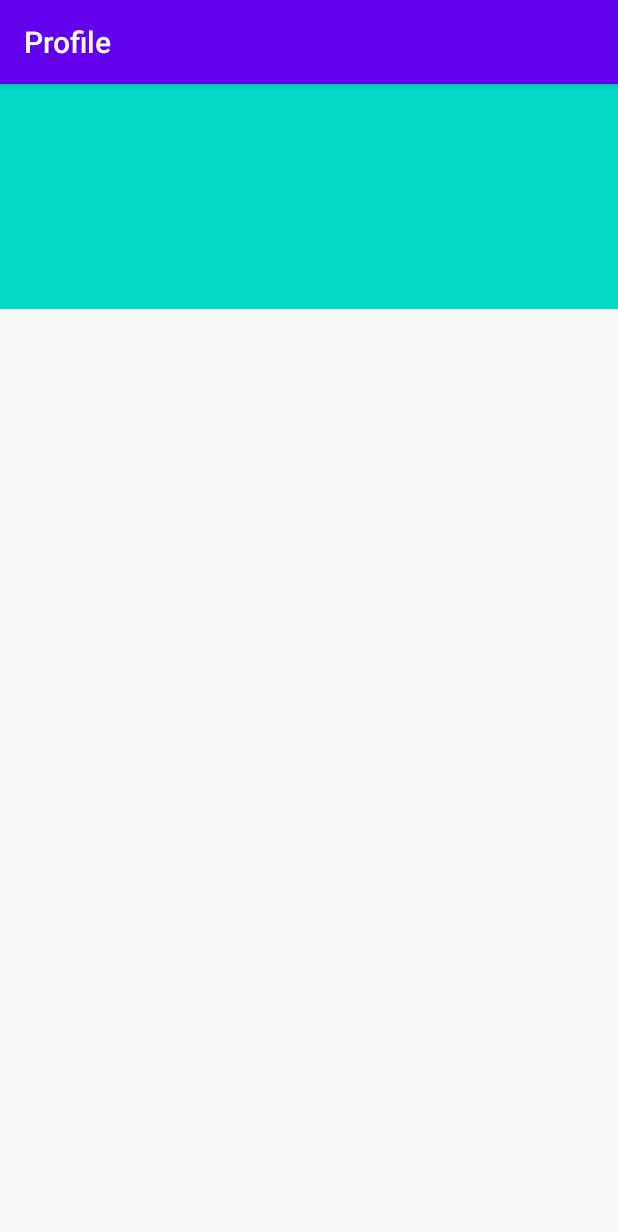
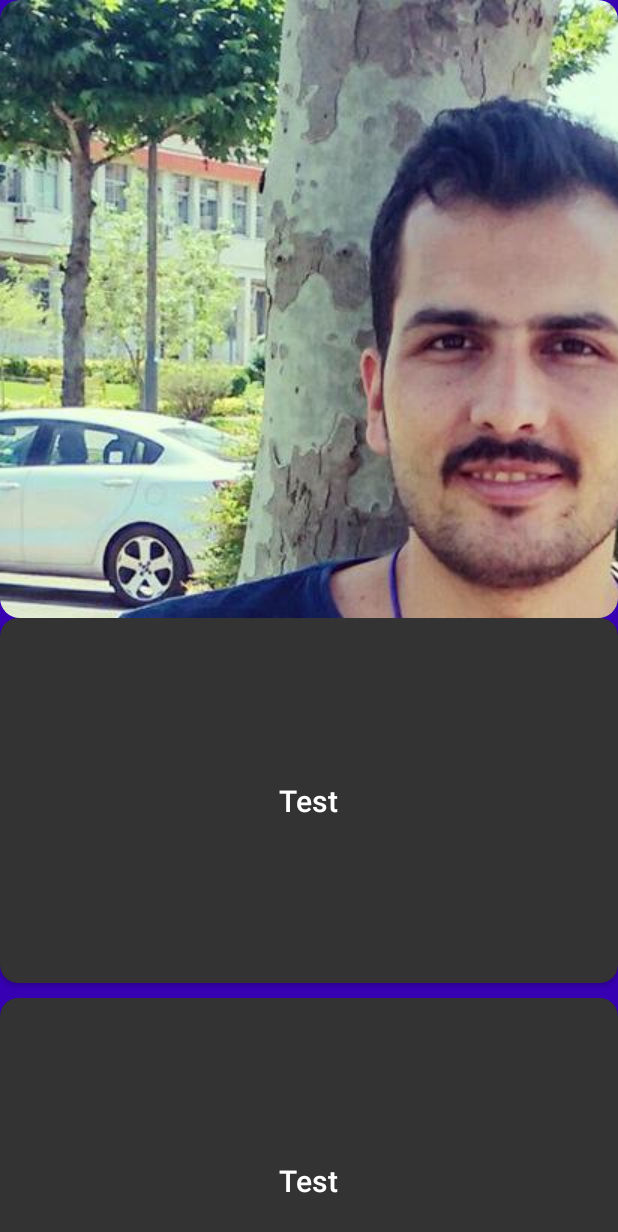
Before and after one commit to rezaiyan/AwesomeProfile, an Android app: the screen it shows after launch (MainActivity), on a phone screen of 412 x 824 dp. Shown: the top 1232 px of the screen. Run offline under Robolectric (Android 15) with nearby library versions, the phone set to English and light mode, and no system bars; our stand-ins replace CircleImageView.

Commit message:
scroll animation almost work fine

```diff
--- /dev/null
+++ b/app/src/main/java/ir/alirezaiyan/profile/CImageView.java
@@ -0,0 +1,116 @@
+package ir.alirezaiyan.profile;
+
+import android.annotation.SuppressLint;
+import android.content.Context;
+import android.content.res.TypedArray;
+import android.graphics.Bitmap;
+import android.graphics.BitmapShader;
+import android.graphics.Canvas;
+import android.graphics.Color;
+import android.graphics.Paint;
+import android.graphics.RectF;
+import android.graphics.Shader;
+import android.graphics.drawable.BitmapDrawable;
+import android.graphics.drawable.ColorDrawable;
+import android.graphics.drawable.Drawable;
+import android.util.AttributeSet;
+import android.widget.ImageView;
+
+import androidx.annotation.Nullable;
+import androidx.core.widget.ImageViewCompat;
+
+public class CImageView extends ImageView {
+
+
+    private Bitmap mBitmap;
+    private BitmapShader mBitmapShader;
+    private float cornerRadius = 50;
+    private final Paint mBitmapPaint = new Paint();
+
+    public CImageView(Context context) {
+        super(context);
+        init();
+    }
+
+    public CImageView(Context context, @Nullable AttributeSet attrs) {
+        super(context, attrs);
+        init();
+    }
+
+    public CImageView(Context context, @Nullable AttributeSet attrs, int defStyleAttr) {
+        super(context, attrs, defStyleAttr);
+
+        TypedArray a = context.obtainStyledAttributes(attrs, R.styleable.CircleImageView, defStyleAttr, 0);
+
+        cornerRadius = a
+                .getDimensionPixelSize(R.styleable.CircleImageView_civ_radius, (int) cornerRadius);
+
+        a.recycle();
+
+        init();
+    }
+
+    private void init(){
+        mBitmap = getBitmapFromDrawable(getDrawable());
+
+
+        mBitmapShader = new BitmapShader(mBitmap, Shader.TileMode.CLAMP, Shader.TileMode.CLAMP);
+        mBitmapPaint.setShader(mBitmapShader);
+        mBitmapPaint.setAntiAlias(true);
+
+    }
+
+
+    @SuppressLint("DrawAllocation")
+    @Override
+    protected void onDraw(Canvas canvas) {
+
+        if (mBitmap == null) {
+            return;
+        }
+
+        canvas.drawRoundRect(new RectF(0, 0, getWidth(), getHeight()), cornerRadius, cornerRadius, mBitmapPaint);
+
+    }
+
+    @Override
+    protected void onMeasure(int widthMeasureSpec, int heightMeasureSpec) {
+        super.onMeasure(widthMeasureSpec, widthMeasureSpec);
+    }
+
+    public void setCornerRadius(int cornerRadius) {
+        this.cornerRadius = cornerRadius;
+        invalidate();
+    }
+
+    private Bitmap getBitmapFromDrawable(Drawable drawable) {
+        if (drawable == null) {
+            return null;
+        }
+
+        if (drawable instanceof BitmapDrawable) {
+            return ((BitmapDrawable) drawable).getBitmap();
+        }
+
+        try {
+            Bitmap bitmap;
+
+            if (drawable instanceof ColorDrawable) {
+                bitmap = Bitmap
+                        .createBitmap(getWidth(), getHeight(), Bitmap.Config.ARGB_8888);
+            } else {
+                bitmap = Bitmap.createBitmap(drawable.getIntrinsicWidth(), drawable.getIntrinsicHeight(),
+                        Bitmap.Config.ARGB_8888);
+            }
+
+            Canvas canvas = new Canvas(bitmap);
+            drawable.setBounds(0, 0, canvas.getWidth(), canvas.getHeight());
+            drawable.draw(canvas);
+            return bitmap;
+        } catch (Exception e) {
+            e.printStackTrace();
+            return null;
+        }
+    }
+
+}
--- a/app/src/main/java/ir/alirezaiyan/profile/CircleImageView.java
+++ b/app/src/main/java/ir/alirezaiyan/profile/CircleImageView.java
@@ -64,7 +64,6 @@ public class CircleImageView extends AppCompatImageView {
 
     private boolean mReady;
     private boolean mSetupPending;
-    private boolean mDisableCircularTransformation;
     private float cornerRadius;
 
     public CircleImageView(Context context) {
@@ -139,10 +138,6 @@ public class CircleImageView extends AppCompatImageView {
     @SuppressLint("DrawAllocation")
     @Override
     protected void onDraw(Canvas canvas) {
-        if (mDisableCircularTransformation) {
-            super.onDraw(canvas);
-            return;
-        }
 
         if (mBitmap == null) {
             return;
@@ -276,11 +271,7 @@ public class CircleImageView extends AppCompatImageView {
     }
 
     private void initializeBitmap() {
-        if (mDisableCircularTransformation) {
-            mBitmap = null;
-        } else {
-            mBitmap = getBitmapFromDrawable(getDrawable());
-        }
+        mBitmap = getBitmapFromDrawable(getDrawable());
         setup();
     }
 
--- a/app/src/main/java/ir/alirezaiyan/profile/MainActivity.kt
+++ b/app/src/main/java/ir/alirezaiyan/profile/MainActivity.kt
@@ -2,11 +2,50 @@ package ir.alirezaiyan.profile
 
 import androidx.appcompat.app.AppCompatActivity
 import android.os.Bundle
+import android.view.LayoutInflater
+import android.view.View
+import android.view.ViewGroup
+import android.widget.TextView
+import androidx.recyclerview.widget.LinearLayoutManager
+import androidx.recyclerview.widget.RecyclerView
+import kotlinx.android.synthetic.main.activity_main.*
 
 class MainActivity : AppCompatActivity() {
 
     override fun onCreate(savedInstanceState: Bundle?) {
         super.onCreate(savedInstanceState)
         setContentView(R.layout.activity_main)
+        recyclerview.layoutManager = LinearLayoutManager(baseContext)
+        recyclerview.adapter = Adapter()
+    }
+
+
+    class Adapter : RecyclerView.Adapter<Adapter.ViewHolder>() {
+        override fun onCreateViewHolder(parent: ViewGroup, viewType: Int): ViewHolder {
+            return ViewHolder(
+                LayoutInflater.from(parent.context).inflate(
+                    R.layout.item,
+                    parent,
+                    false
+                )
+            )
+        }
+
+        override fun getItemCount() = 50
+
+        override fun onBindViewHolder(holder: ViewHolder, position: Int) {
+            holder.onBind("Test")
+        }
+
+        class ViewHolder(itemView: View) : RecyclerView.ViewHolder(itemView) {
+            private val textVIew: TextView by lazy {
+                itemView.findViewById<TextView>(R.id.textView)
+            }
+
+            fun onBind(txt: String) {
+                textVIew.text = txt
+            }
+
+        }
     }
 }
--- a/app/src/main/res/layout/activity_main.xml
+++ b/app/src/main/res/layout/activity_main.xml
@@ -5,72 +5,37 @@
     android:id="@+id/profileLayout"
     android:layout_width="match_parent"
     android:layout_height="match_parent"
+    android:background="@color/colorPrimaryDark"
     tools:context=".MainActivity"
     app:layoutDescription="@xml/profile_motion"
     tools:motionProgress="0.0"
     tools:showPaths="true"
     tools:visibility="visible">
 
-    <ImageView
-        android:id="@+id/headerImageView"
+
+    <androidx.recyclerview.widget.RecyclerView
+        android:id="@+id/recyclerview"
         android:layout_width="match_parent"
-        android:layout_height="150dp"
-        android:background="@color/colorAccent"
-        android:scaleType="centerCrop"
+        android:layout_height="0dp"
+        android:background="@color/colorPrimaryDark"
+        android:clipToPadding="true"
+        app:layout_constraintEnd_toEndOf="parent"
+        app:layout_constraintHorizontal_bias="0.91"
+        app:layout_constraintStart_toStartOf="parent"
+        app:layout_constraintTop_toBottomOf="@+id/avatarImageView"
+        tools:itemCount="50"
+        tools:listitem="@layout/item" />
+
+    <ir.alirezaiyan.profile.CImageView
+        android:id="@+id/avatarImageView"
+        android:layout_width="match_parent"
+        android:layout_height="wrap_content"
+        android:scaleType="fitXY"
+        android:src="@drawable/avatar"
         app:layout_constraintEnd_toEndOf="parent"
         app:layout_constraintStart_toStartOf="parent"
         app:layout_constraintTop_toTopOf="parent"
-        tools:ignore="ContentDescription" />
-
-    <ir.alirezaiyan.profile.CircleImageView
-        android:id="@+id/avatarImageView"
-        android:layout_width="match_parent"
-        android:layout_height="wrap_content"
-        app:layout_constraintTop_toTopOf="parent"
-        android:layout_gravity="center_horizontal"
-        android:elevation="2dp"
-        app:civ_radius="50dp"
-        android:src="@drawable/avatar"
-        app:layout_constraintEnd_toEndOf="parent"
-        app:layout_constraintStart_toStartOf="parent"
-        tools:src="@tools:sample/avatars"
         tools:targetApi="lollipop" />
-
-    <TextView
-        android:id="@+id/usernameTextView"
-        android:layout_width="wrap_content"
-        android:layout_height="wrap_content"
-        android:includeFontPadding="false"
-        app:autoSizeMaxTextSize="18sp"
-        app:autoSizeMinTextSize="10sp"
-        app:autoSizeTextType="uniform"
-        app:layout_constraintEnd_toEndOf="parent"
-        app:layout_constraintStart_toStartOf="parent"
-        app:layout_constraintTop_toBottomOf="@+id/avatarImageView"
-        tools:text="Ali Rezaiyan" />
-
-    <com.google.android.material.tabs.TabLayout
-        android:id="@+id/tablayout"
-        android:layout_width="0dp"
-        android:layout_height="?attr/actionBarSize"
-        android:layout_gravity="bottom"
-        app:layout_collapseMode="pin"
-        app:layout_constraintEnd_toEndOf="parent"
-        app:layout_constraintStart_toStartOf="parent"
-        app:layout_constraintTop_toBottomOf="@+id/usernameTextView"
-        app:tabGravity="fill"
-        app:tabIndicatorFullWidth="false"
-        app:tabMode="fixed" />
-
-
-    <androidx.recyclerview.widget.RecyclerView
-        android:id="@+id/recyclerview"
-        android:layout_width="0dp"
-        android:layout_height="0dp"
-        app:layout_constraintBottom_toBottomOf="parent"
-        app:layout_constraintEnd_toEndOf="parent"
-        app:layout_constraintStart_toStartOf="parent"
-        app:layout_constraintTop_toBottomOf="@+id/tablayout" />
 
 
 </androidx.constraintlayout.motion.widget.MotionLayout>
--- /dev/null
+++ b/app/src/main/res/layout/item.xml
@@ -0,0 +1,29 @@
+<?xml version="1.0" encoding="utf-8"?>
+<androidx.cardview.widget.CardView xmlns:android="http://schemas.android.com/apk/res/android"
+    xmlns:app="http://schemas.android.com/apk/res-auto"
+    xmlns:tools="http://schemas.android.com/tools"
+    android:layout_width="match_parent"
+    android:layout_height="wrap_content"
+    android:layout_marginBottom="10dp"
+    app:cardBackgroundColor="#333333"
+    app:cardCornerRadius="12dp">
+
+    <LinearLayout
+        android:layout_width="match_parent"
+        android:layout_height="wrap_content"
+        android:gravity="center"
+        android:orientation="vertical"
+        android:paddingTop="100dp"
+        android:paddingBottom="100dp">
+
+        <TextView
+            android:id="@+id/textView"
+            style="@style/TextAppearance.AppCompat.Light.SearchResult.Title"
+            android:layout_width="wrap_content"
+            android:layout_height="wrap_content"
+            android:layout_margin="8dp"
+            android:textColor="#FFF"
+            tools:text="@tools:sample/cities" />
+    </LinearLayout>
+
+</androidx.cardview.widget.CardView>
--- a/app/src/main/res/values/styles.xml
+++ b/app/src/main/res/values/styles.xml
@@ -1,7 +1,7 @@
 <resources>
 
     <!-- Base application theme. -->
-    <style name="AppTheme" parent="Theme.AppCompat.Light.DarkActionBar">
+    <style name="AppTheme" parent="Theme.AppCompat.Light.NoActionBar">
         <!-- Customize your theme here. -->
         <item name="colorPrimary">@color/colorPrimary</item>
         <item name="colorPrimaryDark">@color/colorPrimaryDark</item>
--- a/app/src/main/res/xml/profile_motion.xml
+++ b/app/src/main/res/xml/profile_motion.xml
@@ -19,87 +19,81 @@
 
     <ConstraintSet android:id="@+id/start">
 
+
         <Constraint
-            android:id="@id/headerImageView"
-            android:layout_height="150dp"
+            android:id="@+id/recyclerview"
+            android:layout_width="match_parent"
+            android:layout_height="wrap_content"
+            motion:layout_constraintEnd_toEndOf="parent"
+            motion:layout_constraintStart_toStartOf="parent"
+            motion:layout_constraintTop_toBottomOf="@+id/avatarImageView">
+
+
+            <CustomAttribute
+                motion:attributeName="paddingTop"
+                motion:customDimension="50dp" />
+
+
+        </Constraint>
+
+
+        <Constraint
+            android:id="@+id/avatarImageView"
+            android:layout_width="match_parent"
+            android:layout_height="250dp"
+            android:elevation="2dp"
+            android:scaleX="1"
+            android:scaleY="1"
             motion:layout_constraintEnd_toEndOf="parent"
             motion:layout_constraintStart_toStartOf="parent"
             motion:layout_constraintTop_toTopOf="parent">
-            <PropertySet motion:visibilityMode="ignore" />
-        </Constraint>
-
-        <Constraint
-            android:id="@+id/avatarImageView"
-            android:layout_width="150dp"
-            android:layout_height="150dp"
-            android:elevation="2dp"
-            motion:layout_constraintBottom_toBottomOf="@+id/headerImageView"
-            motion:layout_constraintEnd_toEndOf="parent"
-            motion:layout_constraintStart_toStartOf="parent"
-            motion:layout_constraintTop_toBottomOf="@+id/headerImageView">
 
             <PropertySet motion:visibilityMode="ignore" />
 
             <CustomAttribute
                 motion:attributeName="CornerRadius"
-                motion:customIntegerValue="10" />
+                motion:customIntegerValue="20" />
 
-        </Constraint>
-
-        <Constraint
-            android:id="@id/usernameTextView"
-            android:layout_width="wrap_content"
-            android:layout_height="0dp"
-            motion:layout_constraintEnd_toEndOf="parent"
-            motion:layout_constraintStart_toStartOf="parent"
-            motion:layout_constraintTop_toBottomOf="@id/avatarImageView"
-            motion:visibilityMode="ignore" >
-            <PropertySet motion:visibilityMode="ignore" />
         </Constraint>
 
     </ConstraintSet>
 
     <ConstraintSet android:id="@+id/end">
 
-
         <Constraint
-            android:id="@id/headerImageView"
+            android:id="@+id/recyclerview"
             android:layout_width="match_parent"
-            android:layout_height="56dp"
+            android:layout_height="wrap_content"
             motion:layout_constraintEnd_toEndOf="parent"
             motion:layout_constraintStart_toStartOf="parent"
-            motion:layout_constraintTop_toTopOf="parent" >
-            <PropertySet motion:visibilityMode="ignore" />
+            android:layout_marginTop="250dp"
+            motion:layout_constraintTop_toTopOf="parent">
+
+
+
+            <CustomAttribute
+                motion:attributeName="paddingTop"
+                motion:customDimension="250dp" />
+
         </Constraint>
 
         <Constraint
             android:id="@+id/avatarImageView"
-            android:layout_width="45dp"
-            android:layout_height="45dp"
+            android:layout_width="250dp"
+            android:layout_height="250dp"
             android:elevation="0dp"
-            motion:layout_constraintBottom_toBottomOf="@id/headerImageView"
+            android:scaleX="0.5"
+            android:scaleY="0.5"
             motion:layout_constraintEnd_toEndOf="parent"
-            motion:layout_constraintHorizontal_bias="0.97"
             motion:layout_constraintStart_toStartOf="parent"
-            motion:layout_constraintTop_toTopOf="@id/headerImageView">
+            motion:layout_constraintTop_toTopOf="@id/recyclerview"
+            motion:layout_constraintBottom_toTopOf="@id/recyclerview">
             <PropertySet motion:visibilityMode="ignore" />
 
             <CustomAttribute
                 motion:attributeName="CornerRadius"
-                motion:customIntegerValue="100" />
+                motion:customIntegerValue="500" />
 
-        </Constraint>
-
-        <Constraint
-            android:id="@id/usernameTextView"
-            android:layout_width="wrap_content"
-            android:layout_height="wrap_content"
-            motion:layout_constraintBottom_toBottomOf="@id/avatarImageView"
-            motion:layout_constraintEnd_toStartOf="@id/avatarImageView"
-            motion:layout_constraintHorizontal_bias="0.95"
-            motion:layout_constraintStart_toStartOf="parent"
-            motion:layout_constraintTop_toTopOf="@id/avatarImageView" >
-            <PropertySet motion:visibilityMode="ignore" />
         </Constraint>
 
     </ConstraintSet>
--- a/build.gradle
+++ b/build.gradle
@@ -8,7 +8,7 @@ buildscript {
         maven { url 'https://dl.bintray.com/kotlin/kotlin-eap' }
     }
     dependencies {
-        classpath 'com.android.tools.build:gradle:4.0.0-alpha09'
+        classpath 'com.android.tools.build:gradle:3.3.1'
         classpath "org.jetbrains.kotlin:kotlin-gradle-plugin:$kotlin_version"
 
         // NOTE: Do not place your application dependencies here; they belong
```
Also changed, not shown: gradle/wrapper/gradle-wrapper.properties.
